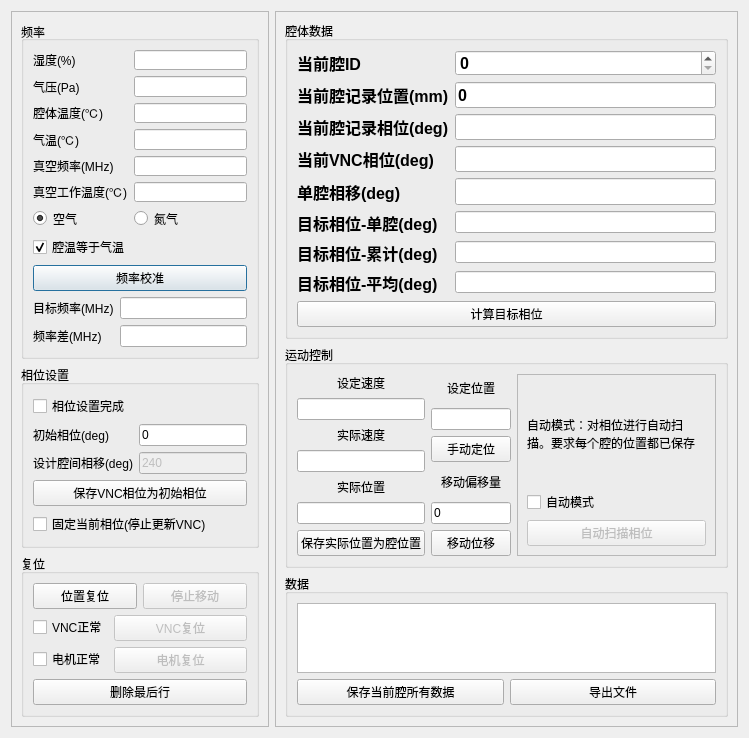
Above: ui/main_dlg.ui from wzmsykk/QT_modbus_vna_cavity_phase_control before the change. Below: the same form after it.
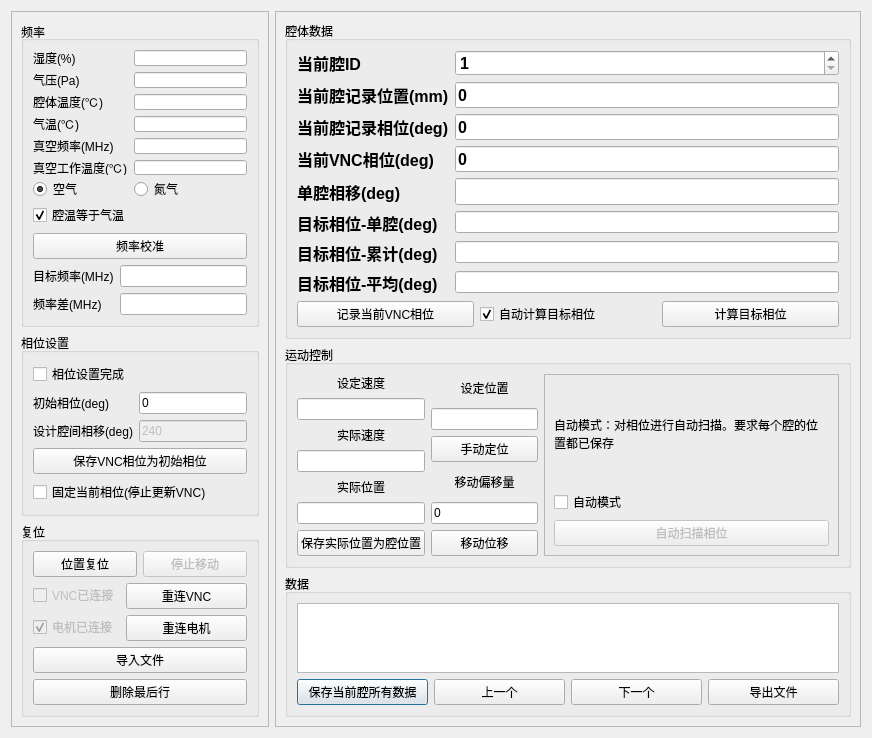
That is the form after the change.

Commit message: phase calc logics

```diff
--- a/ui/main_dlg.ui
+++ b/ui/main_dlg.ui
@@ -6,7 +6,7 @@
    <rect>
     <x>0</x>
     <y>0</y>
-    <width>749</width>
+    <width>872</width>
     <height>738</height>
    </rect>
   </property>
@@ -167,6 +167,9 @@
            <property name="enabled">
             <bool>true</bool>
            </property>
+           <property name="focusPolicy">
+            <enum>Qt::NoFocus</enum>
+           </property>
            <property name="text">
             <string>频率校准</string>
            </property>
@@ -263,6 +266,9 @@
          </item>
          <item>
           <widget class="QPushButton" name="pushButton_setinputphase">
+           <property name="focusPolicy">
+            <enum>Qt::NoFocus</enum>
+           </property>
            <property name="text">
             <string>保存VNC相位为初始相位</string>
            </property>
@@ -291,6 +297,9 @@
              <property name="enabled">
               <bool>true</bool>
              </property>
+             <property name="focusPolicy">
+              <enum>Qt::NoFocus</enum>
+             </property>
              <property name="text">
               <string>位置复位</string>
              </property>
@@ -301,6 +310,9 @@
              <property name="enabled">
               <bool>false</bool>
              </property>
+             <property name="focusPolicy">
+              <enum>Qt::NoFocus</enum>
+             </property>
              <property name="text">
               <string>停止移动</string>
              </property>
@@ -313,10 +325,10 @@
            <item row="0" column="0">
             <widget class="QCheckBox" name="checkBox_VNCstat">
              <property name="enabled">
-              <bool>true</bool>
+              <bool>false</bool>
              </property>
              <property name="text">
-              <string>VNC正常</string>
+              <string>VNC已连接</string>
              </property>
              <property name="checkable">
               <bool>true</bool>
@@ -327,45 +339,70 @@
             </widget>
            </item>
            <item row="0" column="1">
-            <widget class="QPushButton" name="pushButton_resetVNC">
+            <widget class="QPushButton" name="pushButton_reconnectVNC">
              <property name="enabled">
-              <bool>false</bool>
+              <bool>true</bool>
+             </property>
+             <property name="focusPolicy">
+              <enum>Qt::NoFocus</enum>
              </property>
              <property name="text">
-              <string>VNC复位</string>
+              <string>重连VNC</string>
              </property>
             </widget>
            </item>
            <item row="1" column="0">
             <widget class="QCheckBox" name="checkBox_motorstat">
+             <property name="enabled">
+              <bool>false</bool>
+             </property>
              <property name="text">
-              <string>电机正常</string>
+              <string>电机已连接</string>
              </property>
              <property name="checkable">
               <bool>true</bool>
              </property>
+             <property name="checked">
+              <bool>true</bool>
+             </property>
              <property name="tristate">
               <bool>false</bool>
              </property>
             </widget>
            </item>
            <item row="1" column="1">
-            <widget class="QPushButton" name="pushButton_resetmotor">
+            <widget class="QPushButton" name="pushButton_reconnectmotor">
              <property name="enabled">
-              <bool>false</bool>
+              <bool>true</bool>
+             </property>
+             <property name="focusPolicy">
+              <enum>Qt::NoFocus</enum>
              </property>
              <property name="text">
-              <string>电机复位</string>
+              <string>重连电机</string>
              </property>
             </widget>
            </item>
           </layout>
          </item>
+         <item>
+          <widget class="QPushButton" name="pushButton_import">
+           <property name="focusPolicy">
+            <enum>Qt::NoFocus</enum>
+           </property>
+           <property name="text">
+            <string>导入文件</string>
+           </property>
+          </widget>
+         </item>
          <item>
           <widget class="QPushButton" name="pushButton_deldata">
            <property name="enabled">
             <bool>true</bool>
            </property>
+           <property name="focusPolicy">
+            <enum>Qt::NoFocus</enum>
+           </property>
            <property name="text">
             <string>删除最后行</string>
            </property>
@@ -391,8 +428,8 @@
         <property name="title">
          <string>腔体数据</string>
         </property>
-        <layout class="QGridLayout" name="gridLayout">
-         <item row="0" column="0">
+        <layout class="QVBoxLayout" name="verticalLayout_3">
+         <item>
           <layout class="QFormLayout" name="formLayout_4">
            <item row="0" column="0">
             <widget class="QLabel" name="label_14">
@@ -418,10 +455,13 @@
               </font>
              </property>
              <property name="minimum">
-              <number>0</number>
+              <number>1</number>
+             </property>
+             <property name="maximum">
+              <number>999</number>
              </property>
              <property name="value">
-              <number>0</number>
+              <number>1</number>
              </property>
             </widget>
            </item>
@@ -476,6 +516,9 @@
                <bold>true</bold>
               </font>
              </property>
+             <property name="text">
+              <string>0</string>
+             </property>
             </widget>
            </item>
            <item row="3" column="0">
@@ -501,6 +544,9 @@
                <bold>true</bold>
               </font>
              </property>
+             <property name="text">
+              <string>0</string>
+             </property>
              <property name="readOnly">
               <bool>false</bool>
              </property>
@@ -599,12 +645,39 @@
            </item>
           </layout>
          </item>
-         <item row="1" column="0">
-          <widget class="QPushButton" name="pushButton_calc_target_phase">
-           <property name="text">
-            <string>计算目标相位</string>
-           </property>
-          </widget>
+         <item>
+          <layout class="QHBoxLayout" name="horizontalLayout_5">
+           <item>
+            <widget class="QPushButton" name="pushButton_record_vnc_phase">
+             <property name="focusPolicy">
+              <enum>Qt::NoFocus</enum>
+             </property>
+             <property name="text">
+              <string>记录当前VNC相位</string>
+             </property>
+            </widget>
+           </item>
+           <item>
+            <widget class="QCheckBox" name="checkBox_auto_calc">
+             <property name="text">
+              <string>自动计算目标相位</string>
+             </property>
+             <property name="checked">
+              <bool>true</bool>
+             </property>
+            </widget>
+           </item>
+           <item>
+            <widget class="QPushButton" name="pushButton_calc_target_phase">
+             <property name="focusPolicy">
+              <enum>Qt::NoFocus</enum>
+             </property>
+             <property name="text">
+              <string>计算目标相位</string>
+             </property>
+            </widget>
+           </item>
+          </layout>
          </item>
         </layout>
        </widget>
@@ -666,6 +739,9 @@
            </item>
            <item>
             <widget class="QPushButton" name="pushButton_savecavpos">
+             <property name="focusPolicy">
+              <enum>Qt::NoFocus</enum>
+             </property>
              <property name="text">
               <string>保存实际位置为腔位置</string>
              </property>
@@ -690,6 +766,9 @@
            </item>
            <item>
             <widget class="QPushButton" name="pushButton_setpos">
+             <property name="focusPolicy">
+              <enum>Qt::NoFocus</enum>
+             </property>
              <property name="text">
               <string>手动定位</string>
              </property>
@@ -717,6 +796,9 @@
              <property name="enabled">
               <bool>true</bool>
              </property>
+             <property name="focusPolicy">
+              <enum>Qt::NoFocus</enum>
+             </property>
              <property name="text">
               <string>移动位移</string>
              </property>
@@ -761,6 +843,9 @@
               <property name="enabled">
                <bool>false</bool>
               </property>
+              <property name="focusPolicy">
+               <enum>Qt::NoFocus</enum>
+              </property>
               <property name="text">
                <string>自动扫描相位</string>
               </property>
@@ -799,6 +884,23 @@
              </property>
             </widget>
            </item>
+           <item>
+            <widget class="QPushButton" name="pushButton_previouscavity">
+             <property name="text">
+              <string>上一个</string>
+             </property>
+            </widget>
+           </item>
+           <item>
+            <widget class="QPushButton" name="pushButton_nextcavity">
+             <property name="focusPolicy">
+              <enum>Qt::NoFocus</enum>
+             </property>
+             <property name="text">
+              <string>下一个</string>
+             </property>
+            </widget>
+           </item>
            <item>
             <widget class="QPushButton" name="pushButton_export">
              <property name="enabled">
```
The commit also changes 5 other files.
